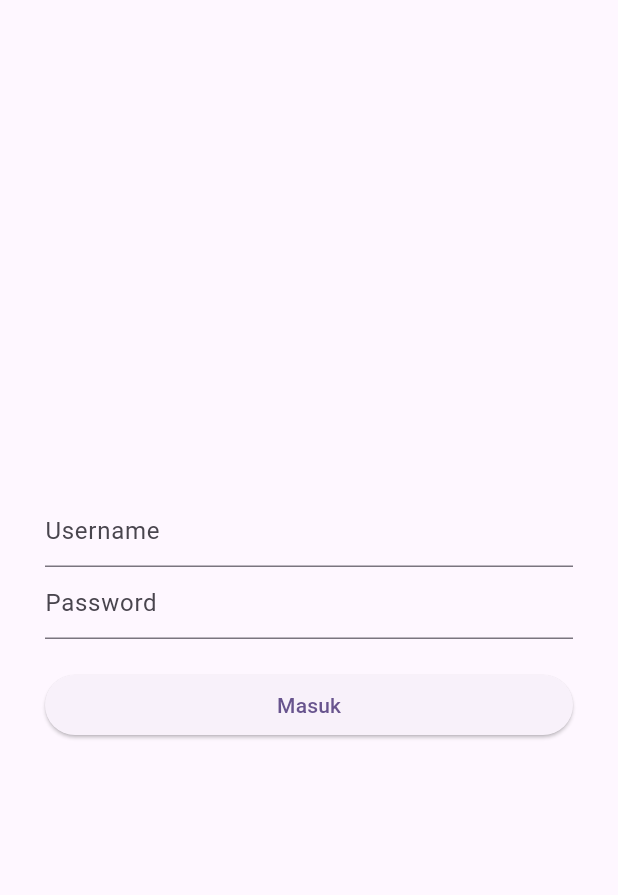
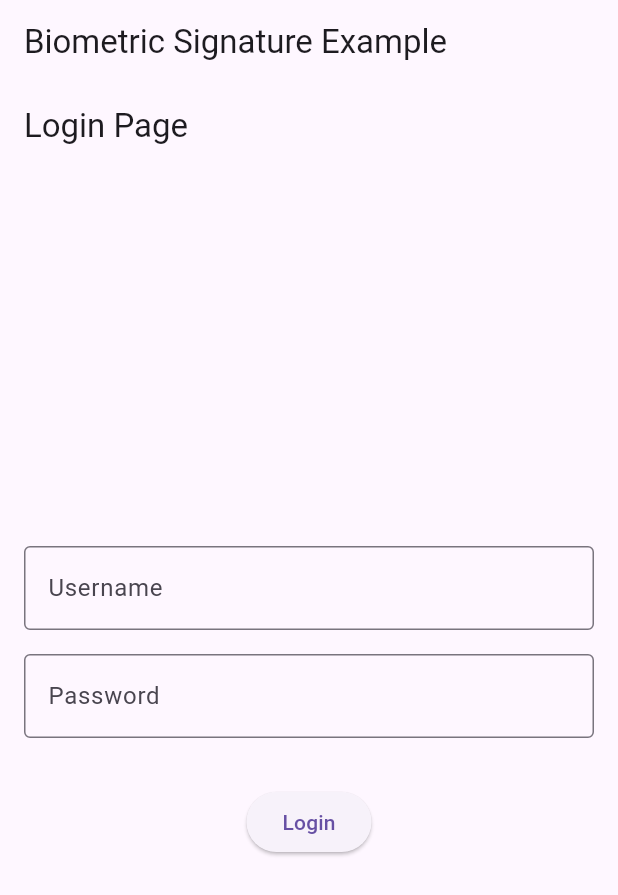
Before and after one commit to AzkaLufthansa/biometric_remote_authentication, a Flutter app: the screen it shows after launch, on a phone screen of 412 x 824 dp. Shown: the top 895 px of the screen. Run offline on Flutter 3.47's test engine with Material 3 defaults, Android fonts, the phone set to English and light mode, and no system bars.

Commit message:
Update Android SDK version, implement biometric permission, and prepare login and fingerprint settings pages

```diff
--- /dev/null
+++ b/lib/login_page.dart
@@ -0,0 +1,87 @@
+import 'package:flutter/material.dart';
+
+void main() {
+  runApp(MyApp());
+}
+
+class MyApp extends StatelessWidget {
+  const MyApp({super.key});
+
+  @override
+  Widget build(BuildContext context) {
+    return MaterialApp(
+      debugShowCheckedModeBanner: false,
+      home: LoginPage(),
+    );
+  }
+}
+
+class LoginPage extends StatefulWidget {
+  const LoginPage({super.key});
+
+  @override
+  LoginPageState createState() => LoginPageState();
+}
+
+class LoginPageState extends State<LoginPage> {
+  final _usernameController = TextEditingController();
+  final _passwordController = TextEditingController();
+
+  // Dummy validation (this should be replaced with actual authentication logic)
+  void _login() {
+    String username = _usernameController.text;
+    String password = _passwordController.text;
+
+    if (username == 'user' && password == 'password') {
+      // If login is successful
+      ScaffoldMessenger.of(context).showSnackBar(SnackBar(
+        content: Text('Login Successful'),
+        backgroundColor: Colors.green,
+      ));
+    } else {
+      // If login fails
+      ScaffoldMessenger.of(context).showSnackBar(SnackBar(
+        content: Text('Invalid username or password'),
+        backgroundColor: Colors.red,
+      ));
+    }
+  }
+
+  @override
+  Widget build(BuildContext context) {
+    return Scaffold(
+      appBar: AppBar(
+        title: Text('Login Page'),
+      ),
+      body: Padding(
+        padding: const EdgeInsets.all(16.0),
+        child: Column(
+          mainAxisAlignment: MainAxisAlignment.center,
+          children: [
+            TextField(
+              controller: _usernameController,
+              decoration: InputDecoration(
+                labelText: 'Username',
+                border: OutlineInputBorder(),
+              ),
+            ),
+            SizedBox(height: 16),
+            TextField(
+              controller: _passwordController,
+              obscureText: true,
+              decoration: InputDecoration(
+                labelText: 'Password',
+                border: OutlineInputBorder(),
+              ),
+            ),
+            SizedBox(height: 32),
+            ElevatedButton(
+              onPressed: _login,
+              child: Text('Login'),
+            ),
+          ],
+        ),
+      ),
+    );
+  }
+}
--- a/lib/main.dart
+++ b/lib/main.dart
@@ -1,7 +1,9 @@
 import 'package:flutter/material.dart';
 
+import 'login_page.dart';
+
 void main() {
-  runApp(const MyApp());
+  runApp(MyApp());
 }
 
 class MyApp extends StatelessWidget {
@@ -10,71 +12,9 @@
   @override
   Widget build(BuildContext context) {
     return MaterialApp(
-      title: 'Flutter Demo',
-      theme: ThemeData(
-        colorScheme: ColorScheme.fromSeed(seedColor: Colors.deepPurple),
-        useMaterial3: true,
-      ),
-      home: const MyHomePage(),
-    );
-  }
-}
-
-class MyHomePage extends StatefulWidget {
-  const MyHomePage({super.key});
-
-  @override
-  State<MyHomePage> createState() => _MyHomePageState();
-}
-
-class _MyHomePageState extends State<MyHomePage> {
-  final _usernameController = TextEditingController();
-  final _passwordController = TextEditingController();
-
-  @override
-  Widget build(BuildContext context) {
-    return Scaffold(
-      body: Center(
-        child: Padding(
-          padding: const EdgeInsets.symmetric(
-            horizontal: 30
-          ),
-          child: Column(
-            mainAxisAlignment: MainAxisAlignment.center,
-            children: [
-              // Username
-              TextFormField(
-                controller: _usernameController,
-                decoration: InputDecoration(
-                  hintText: 'Username',
-                ),
-              ),
-
-              // Password
-              TextFormField(
-                controller: _passwordController,
-                decoration: InputDecoration(
-                  hintText: 'Password',
-                ),
-              ),
-
-              const SizedBox(height: 20,),
-
-              // Login Button
-              SizedBox(
-                width: double.infinity,
-                child: ElevatedButton(
-                  onPressed: () {
-                    // Validate username and password
-                  },
-                  child: Text(
-                    'Masuk'
-                  ),
-                ),
-              ),
-            ],
-          ),
-        ),
+      home: Scaffold(
+        appBar: AppBar(title: Text('Biometric Signature Example')),
+        body: Center(child: LoginPage()),
       ),
     );
   }
--- a/pubspec.yaml
+++ b/pubspec.yaml
@@ -34,6 +34,7 @@ dependencies:
   # The following adds the Cupertino Icons font to your application.
   # Use with the CupertinoIcons class for iOS style icons.
   cupertino_icons: ^1.0.8
+  biometric_signature: ^6.1.0
 
 dev_dependencies:
   flutter_test:
```
Also changed, not shown: lib/fingerprint_settings_page.dart (added, +50 -0 lines), lib/services/biometric_service.dart (deleted), pubspec.lock, 3 other files.
